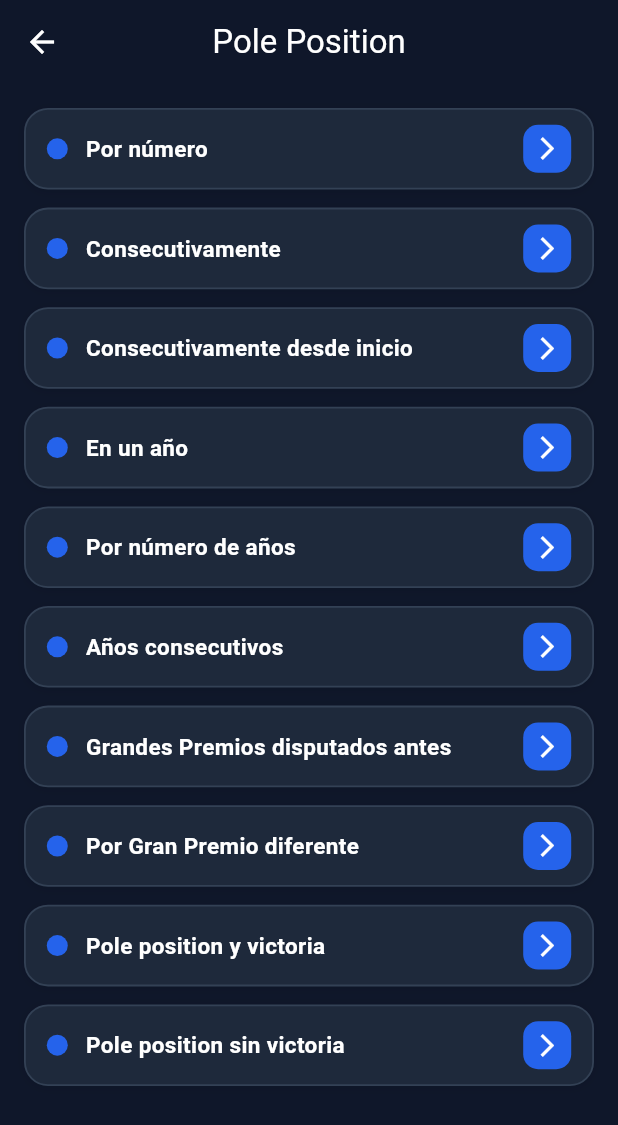
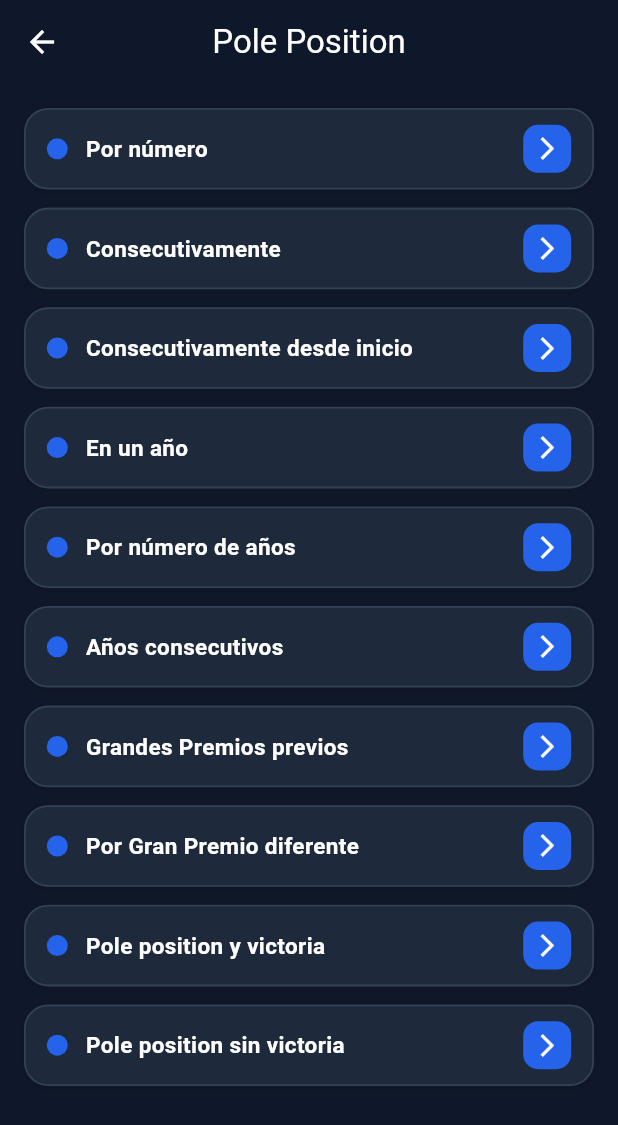
Before and after one commit to bassamasfur/estadadisticas_f1, a Flutter app: the PolePositionView screen opened directly, on a phone screen of 412 x 824 dp. Shown: the top 1125 px of the screen. Run offline on Flutter 3.47's test engine with Material 3 defaults, Android fonts, the light colour scheme and no system bars; network calls fail.

Commit message:
Orden descendente por temporada en Pole Position por número de años

```diff
--- a/lib/views/pole_numero_anios_view.dart
+++ b/lib/views/pole_numero_anios_view.dart
@@ -39,7 +39,7 @@ class _PoleNumeroAniosViewState extends State<PoleNumeroAniosView> {
             ..sort((a, b) {
               final tA = int.tryParse(a['temporada'].toString()) ?? 0;
               final tB = int.tryParse(b['temporada'].toString()) ?? 0;
-              return tA.compareTo(tB);
+              return tB.compareTo(tA);
             });
           _loading = false;
         });
--- a/lib/views/pole_position_view.dart
+++ b/lib/views/pole_position_view.dart
@@ -11,7 +11,7 @@ class PolePositionView extends StatelessWidget {
     'En un año',
     'Por número de años',
     'Años consecutivos',
-    'Grandes Premios disputados antes',
+    'Grandes Premios previos',
     'Por Gran Premio diferente',
     'Pole position y victoria',
     'Pole position sin victoria',
```
